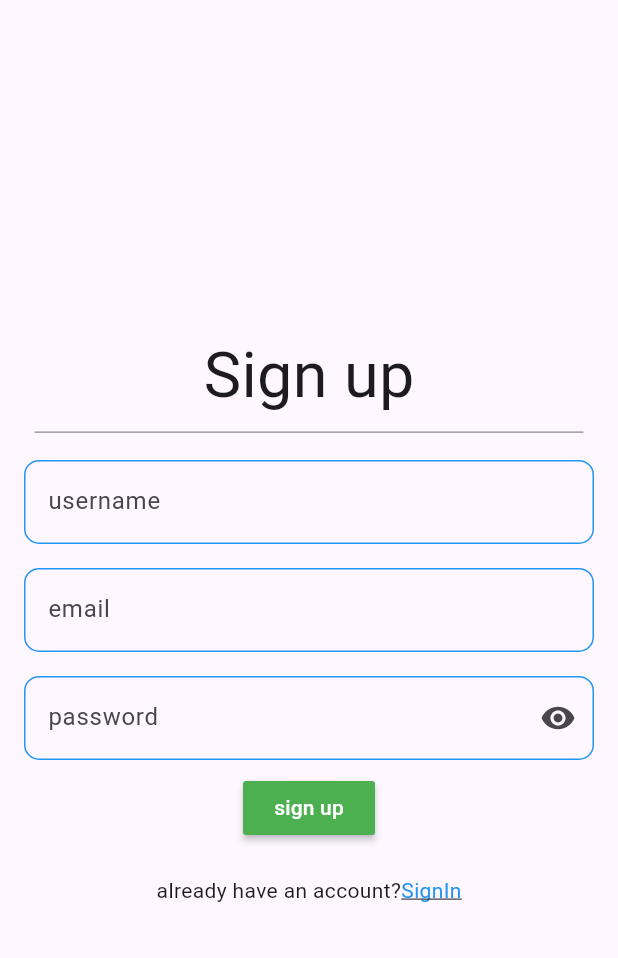
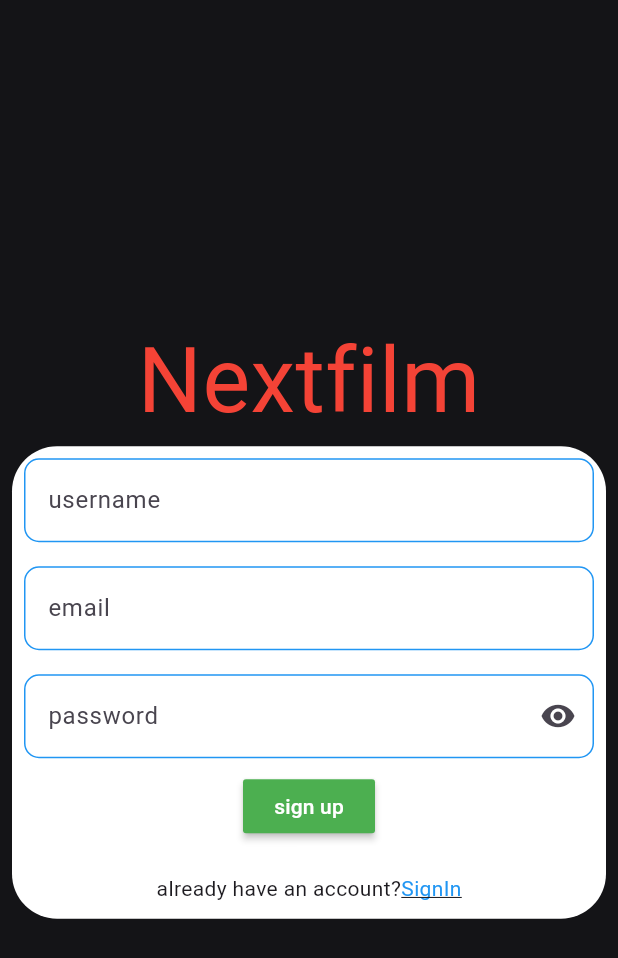
Before and after one commit to Rokobot/nextfilm, a Flutter app: the screen it shows after launch, on a phone screen of 412 x 824 dp. Shown: the top 958 px of the screen. Run offline on Flutter 3.47's test engine with Material 3 defaults, Android fonts, the phone set to English and light mode, and no system bars; our stand-ins replace bloc, firebase_auth, firebase_core, flutter_bloc, shared_preferences; accounts and stored records are empty.

Commit message:
i fixed bug auth is work perfect

```diff
--- a/lib/bloc/bloc/auth_event.dart
+++ b/lib/bloc/bloc/auth_event.dart
@@ -5,8 +5,9 @@ class AuthEvent {}
 class SigninEvent extends AuthEvent {
   final String email;
   final String password;
+  final BuildContext context;
 
-  SigninEvent({required this.email, required this.password});
+  SigninEvent({required this.email, required this.password, required this.context});
 
   @override
   List<Object> get props => [email, password];
@@ -16,12 +17,17 @@ class SignupEvent extends AuthEvent {
   final String username;
   final String email;
   final String password;
+  final BuildContext context;
 
   SignupEvent(
-      {required this.username, required this.email, required this.password});
+      {required this.username, required this.email, required this.password, required this.context});
 
   @override
   List<Object> get props => [username, email, password];
 }
 
-class SignOutEvent extends AuthEvent {}
+class SignOutEvent extends AuthEvent {
+  final BuildContext context;
+
+  SignOutEvent({required this.context});
+}
--- a/lib/screens/auth/signup_page.dart
+++ b/lib/screens/auth/signup_page.dart
@@ -17,9 +17,9 @@ class SignUpPage extends StatefulWidget {
 
 class _SignUpPageState extends State<SignUpPage> {
   bool _visibilty = false;
-  TextEditingController username = TextEditingController();
-  TextEditingController email = TextEditingController();
-  TextEditingController password = TextEditingController();
+  TextEditingController usernameController = TextEditingController();
+  TextEditingController emailController = TextEditingController();
+  TextEditingController passwordController = TextEditingController();
 
   @override
   void initState() {
@@ -32,6 +32,7 @@ class _SignUpPageState extends State<SignUpPage> {
   @override
   Widget build(BuildContext context) {
     return Scaffold(
+      backgroundColor: backgroudnColor,
       body: SafeArea(
         child: Center(
           child: Padding(
@@ -66,23 +67,21 @@ class _SignUpPageState extends State<SignUpPage> {
     );
   }
 
-  Column signupWidget(BuildContext context) {
+  signupWidget(BuildContext context) {
     return Column(
       mainAxisSize: MainAxisSize.min,
       mainAxisAlignment: MainAxisAlignment.center,
       children: [
-        Text(
-          'Sign up',
-          style: TextStyle(fontSize: 42),
+        Text('Nextfilm', style: TextStyle(color: Colors.red, fontSize: 60),),
+        Container(
+          decoration: BoxDecoration(
+            color: Colors.white,
+            borderRadius: BorderRadius.circular(30)
           ),
-        Padding(
-          padding:
-              const EdgeInsets.only(left: 15, right: 15, top: 8, bottom: 10),
-          child: Divider(
-            height: 0.2,
-            color: Colors.grey,
-          ),
-        ),
+          child: Column(
+            mainAxisSize: MainAxisSize.min,
+            mainAxisAlignment: MainAxisAlignment.center,
+            children: [
               Form(
                   key: _keyValue,
                   child: Column(
@@ -92,7 +91,7 @@ class _SignUpPageState extends State<SignUpPage> {
                       Padding(
                         padding: const EdgeInsets.all(8.0),
                         child: TextFormField(
-                    controller: username,
+                          controller: usernameController,
                           validator: (value) {
                             if (value.toString().isEmpty) {
                               return 'username is invalid';
@@ -105,7 +104,7 @@ class _SignUpPageState extends State<SignUpPage> {
                       Padding(
                         padding: const EdgeInsets.all(8.0),
                         child: TextFormField(
-                    controller: email,
+                          controller: emailController,
                           validator: (value) {
                             return value!.isEmpty ||
                                 !RegExp(emailModel).hasMatch(value)
@@ -119,7 +118,7 @@ class _SignUpPageState extends State<SignUpPage> {
                       Padding(
                         padding: const EdgeInsets.all(8.0),
                         child: TextFormField(
-                    controller: password,
+                          controller: passwordController,
                           obscureText: _visibilty,
                           validator: (value) {
                             if (value.toString().length < 6) {
@@ -146,16 +145,12 @@ class _SignUpPageState extends State<SignUpPage> {
                 color: Colors.green,
                 onPressed: () {
                   validate();
-            Future(() {
                   context.read<AuthBloc>().add(SignupEvent(
-                  username: username.text.trim(),
-                  email: email.text.trim(),
-                  password: password.text.trim()));
-            }).then((_) {
-              HelperFunction().saveDataFromSf(username.text.trim(),
-                  email.text.trim(), password.text.trim());
-              replaceNextScreen(context, '/HomePage');
-            });
+                      username: usernameController.text.trim(),
+                      email: emailController.text.trim(),
+                      password: passwordController.text.trim(),
+                      context: context
+                  ));
                 },
                 child: Text(
                   'sign up',
@@ -174,7 +169,13 @@ class _SignUpPageState extends State<SignUpPage> {
                     ),
                     recognizer: TapGestureRecognizer()
                       ..onTap = () => {replaceNextScreen(context, '/SignInPage')})
-        ]))
+              ])),
+              SizedBox(
+                height: 10,
+              ),
+            ],
+          ),
+        ),
       ],
     );
   }
--- a/lib/widgets/methods.dart
+++ b/lib/widgets/methods.dart
@@ -12,3 +12,8 @@ showSnackbar(context, message) {
   return ScaffoldMessenger.of(context)
       .showSnackBar(SnackBar(content: Text(message)));
 }
+
+
+removeUntilScreen(context,nameto , namefrom ) {
+  return Navigator.pushNamedAndRemoveUntil(context, nameto, ModalRoute.withName(namefrom));
+}
```
Also changed, not shown: lib/bloc/bloc/auth_bloc.dart (+30 -8 lines), lib/screens/auth/sigin_page.dart (+30 -21 lines), lib/screens/home_page.dart (+10 -10 lines), lib/widgets/drawer_ui.dart (+17 -14 lines), lib/const/consts.dart (line endings or trailing spaces). Lines whose indentation alone changed are shown as unchanged.
